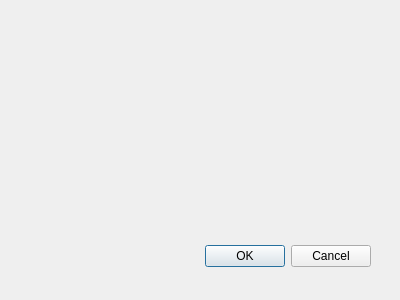
This is ReceiveSensorData_dialog_base.ui in yoichigmf/ReceiveSensorData as Qt 5 draws it before an edit. The edited form follows.
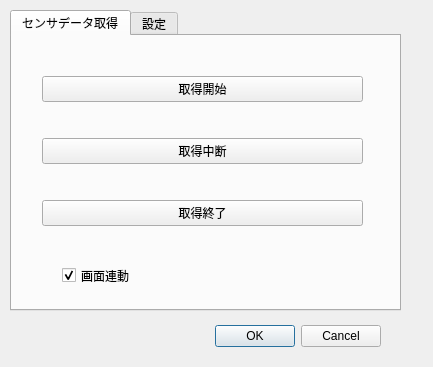
This is the edited form. Custom widgets are drawn as their Qt base class.

The edit to the form file:
```diff
--- a/ReceiveSensorData_dialog_base.ui
+++ b/ReceiveSensorData_dialog_base.ui
@@ -1,22 +1,22 @@
 <ui version="4.0" >
  <class>ReceiveSensorDataDialogBase</class>
- <widget class="QDialog" name="ReceiveSensorDataDialogBase" >
-  <property name="geometry" >
+ <widget class="QDialog" name="ReceiveSensorDataDialogBase">
+  <property name="geometry">
    <rect>
     <x>0</x>
     <y>0</y>
-    <width>400</width>
-    <height>300</height>
+    <width>433</width>
+    <height>367</height>
    </rect>
   </property>
   <property name="windowTitle" >
    <string>ReceiveSensorData</string>
   </property>
-  <widget class="QDialogButtonBox" name="button_box" >
-   <property name="geometry" >
+  <widget class="QDialogButtonBox" name="button_box">
+   <property name="geometry">
     <rect>
-     <x>30</x>
-     <y>240</y>
+     <x>40</x>
+     <y>320</y>
      <width>341</width>
      <height>32</height>
     </rect>
@@ -28,7 +28,126 @@
     <set>QDialogButtonBox::Cancel|QDialogButtonBox::Ok</set>
    </property>
   </widget>
+  <widget class="QTabWidget" name="tabWidget">
+   <property name="geometry">
+    <rect>
+     <x>10</x>
+     <y>10</y>
+     <width>391</width>
+     <height>301</height>
+    </rect>
+   </property>
+   <property name="currentIndex">
+    <number>0</number>
+   </property>
+   <widget class="QWidget" name="tab">
+    <attribute name="title">
+     <string>センサデータ取得</string>
+    </attribute>
+    <widget class="QCheckBox" name="checkBox">
+     <property name="geometry">
+      <rect>
+       <x>50</x>
+       <y>230</y>
+       <width>93</width>
+       <height>19</height>
+      </rect>
+     </property>
+     <property name="text">
+      <string>画面連動</string>
+     </property>
+     <property name="checked">
+      <bool>true</bool>
+     </property>
+    </widget>
+    <widget class="QWidget" name="">
+     <property name="geometry">
+      <rect>
+       <x>30</x>
+       <y>10</y>
+       <width>321</width>
+       <height>211</height>
+      </rect>
+     </property>
+     <layout class="QVBoxLayout" name="verticalLayout">
+      <item>
+       <widget class="QPushButton" name="pushButton">
+        <property name="text">
+         <string>取得開始</string>
+        </property>
+       </widget>
+      </item>
+      <item>
+       <widget class="QPushButton" name="pushButton_3">
+        <property name="text">
+         <string>取得中断</string>
+        </property>
+       </widget>
+      </item>
+      <item>
+       <widget class="QPushButton" name="pushButton_2">
+        <property name="text">
+         <string>取得終了</string>
+        </property>
+       </widget>
+      </item>
+     </layout>
+    </widget>
+   </widget>
+   <widget class="QWidget" name="tab_2">
+    <attribute name="title">
+     <string>設定</string>
+    </attribute>
+    <widget class="QListView" name="listView">
+     <property name="geometry">
+      <rect>
+       <x>20</x>
+       <y>20</y>
+       <width>331</width>
+       <height>81</height>
+      </rect>
+     </property>
+    </widget>
+    <widget class="QgsMapLayerComboBox" name="mMapLayerComboBox">
+     <property name="geometry">
+      <rect>
+       <x>30</x>
+       <y>130</y>
+       <width>311</width>
+       <height>27</height>
+      </rect>
+     </property>
+    </widget>
+    <widget class="QgsMapLayerComboBox" name="mMapLayerComboBox_2">
+     <property name="geometry">
+      <rect>
+       <x>30</x>
+       <y>170</y>
+       <width>311</width>
+       <height>27</height>
+      </rect>
+     </property>
+    </widget>
+    <widget class="QPlainTextEdit" name="plainTextEdit">
+     <property name="geometry">
+      <rect>
+       <x>30</x>
+       <y>220</y>
+       <width>81</width>
+       <height>31</height>
+      </rect>
+     </property>
+    </widget>
+   </widget>
+  </widget>
  </widget>
+ <customwidgets>
+  <customwidget>
+   <class>QgsMapLayerComboBox</class>
+   <extends>QComboBox</extends>
+   <header>qgsmaplayercombobox.h</header>
+  </customwidget>
+ </customwidgets>
  <resources/>
  <connections>
   <connection>
```
Left out of the diff: 33 changed lines with no effect on the pictures.
